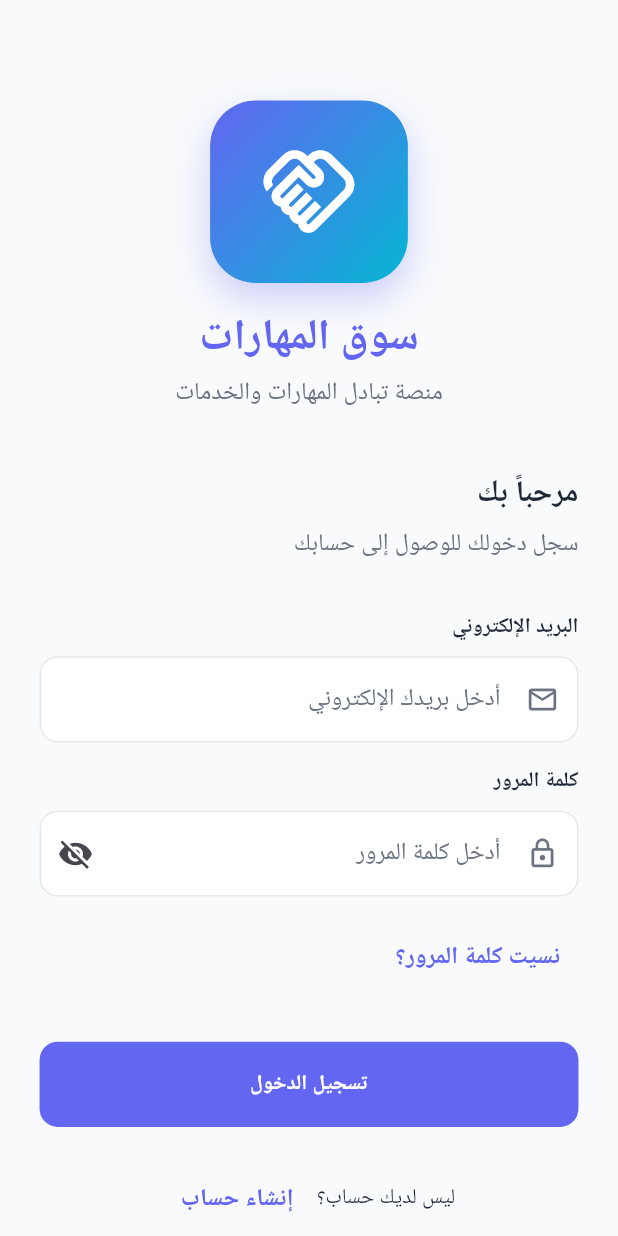
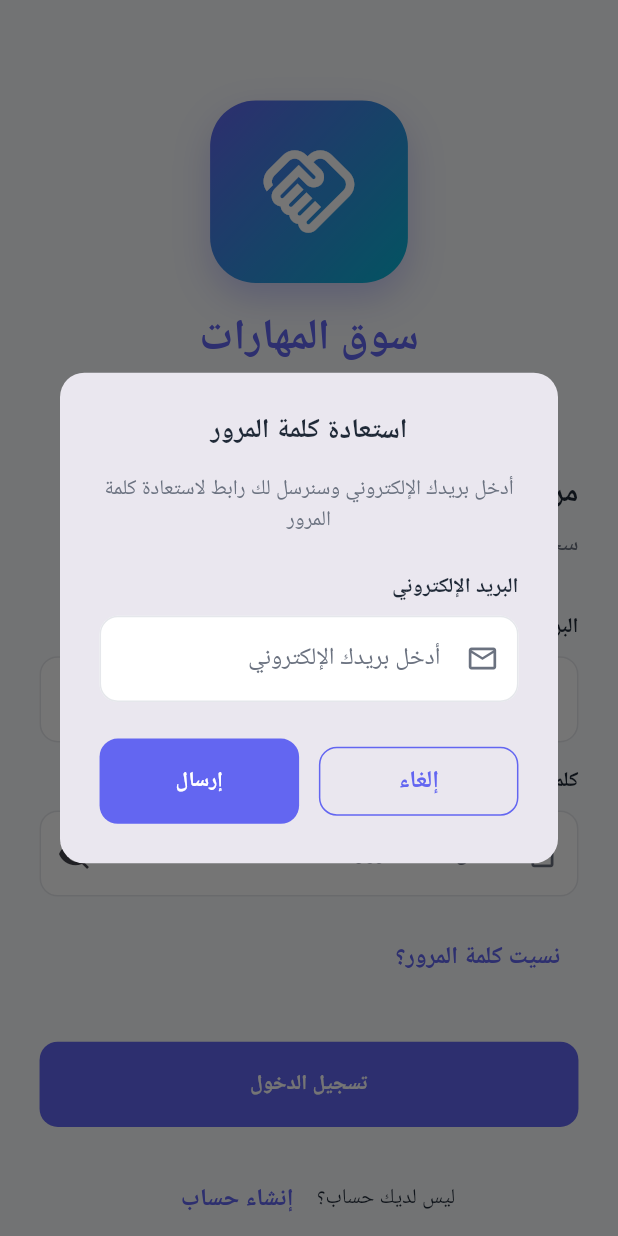
Before and after one commit to alimuthana222/Coding, a Flutter app: the screen it shows after launch, after a tap on "نسيت كلمة المرور؟", on a phone screen of 412 x 824 dp. Run offline on Flutter 3.47's test engine with Material 3 defaults, Android fonts, the phone set to English and light mode, and no system bars; our stand-ins replace animate_do, cached_network_image, flutter_riverpod, flutter_screenutil, go_router, google_fonts and 1 more; accounts and stored records are empty; Roboto replaces fonts that are missing (Cairo).

Commit message:
Fix UI consistency and implement forgot password functionality
Co-authored-by: alimuthana222 <153876752+alimuthana222@users.noreply.github.com>

```diff
--- a/lib/features/auth/views/login_view.dart
+++ b/lib/features/auth/views/login_view.dart
@@ -6,6 +6,7 @@ import 'package:go_router/go_router.dart';
 import '../../../core/theme/app_theme.dart';
 import '../../../shared/widgets/custom_text_field.dart';
 import '../../../shared/widgets/loading_button.dart';
+import '../../../shared/widgets/forgot_password_dialog.dart';
 import '../providers/auth_provider.dart';
 import '../models/auth_state.dart';
 import '../../../generated/l10n.dart';
@@ -214,7 +215,10 @@ class _LoginViewState extends ConsumerState<LoginView> {
                     alignment: Alignment.centerRight,
                     child: TextButton(
                       onPressed: () {
-                        // TODO: Implement forgot password
+                        showDialog(
+                          context: context,
+                          builder: (context) => const ForgotPasswordDialog(),
+                        );
                       },
                       child: Text(l10n.forgotPassword),
                     ),
--- /dev/null
+++ b/lib/shared/widgets/forgot_password_dialog.dart
@@ -0,0 +1,124 @@
+import 'package:flutter/material.dart';
+import 'package:flutter_riverpod/flutter_riverpod.dart';
+import 'package:flutter_screenutil/flutter_screenutil.dart';
+import '../../core/theme/app_theme.dart';
+import '../../features/auth/providers/auth_provider.dart';
+import '../../features/auth/models/auth_state.dart';
+import 'custom_text_field.dart';
+import 'loading_button.dart';
+
+class ForgotPasswordDialog extends ConsumerStatefulWidget {
+  const ForgotPasswordDialog({super.key});
+
+  @override
+  ConsumerState<ForgotPasswordDialog> createState() => _ForgotPasswordDialogState();
+}
+
+class _ForgotPasswordDialogState extends ConsumerState<ForgotPasswordDialog> {
+  final _formKey = GlobalKey<FormState>();
+  final _emailController = TextEditingController();
+
+  @override
+  void dispose() {
+    _emailController.dispose();
+    super.dispose();
+  }
+
+  void _handleResetPassword() {
+    if (_formKey.currentState!.validate()) {
+      ref.read(authNotifierProvider.notifier).resetPassword(_emailController.text.trim());
+    }
+  }
+
+  @override
+  Widget build(BuildContext context) {
+    final authState = ref.watch(authNotifierProvider);
+
+    ref.listen(authNotifierProvider, (previous, next) {
+      if (next is AuthSuccess) {
+        ScaffoldMessenger.of(context).showSnackBar(
+          SnackBar(
+            content: Text(next.message),
+            backgroundColor: AppTheme.successColor,
+          ),
+        );
+        Navigator.of(context).pop();
+      } else if (next is AuthError) {
+        ScaffoldMessenger.of(context).showSnackBar(
+          SnackBar(
+            content: Text(next.message),
+            backgroundColor: AppTheme.errorColor,
+          ),
+        );
+      }
+    });
+
+    return Dialog(
+      shape: RoundedRectangleBorder(
+        borderRadius: BorderRadius.circular(16.r),
+      ),
+      child: Padding(
+        padding: EdgeInsets.all(24.w),
+        child: Form(
+          key: _formKey,
+          child: Column(
+            mainAxisSize: MainAxisSize.min,
+            children: [
+              Text(
+                'استعادة كلمة المرور',
+                style: Theme.of(context).textTheme.headlineSmall?.copyWith(
+                  fontWeight: FontWeight.bold,
+                ),
+                textAlign: TextAlign.center,
+              ),
+              SizedBox(height: 16.h),
+              Text(
+                'أدخل بريدك الإلكتروني وسنرسل لك رابط لاستعادة كلمة المرور',
+                style: Theme.of(context).textTheme.bodyMedium?.copyWith(
+                  color: AppTheme.textSecondaryColor,
+                ),
+                textAlign: TextAlign.center,
+              ),
+              SizedBox(height: 24.h),
+              CustomTextField(
+                controller: _emailController,
+                label: 'البريد الإلكتروني',
+                hintText: 'أدخل بريدك الإلكتروني',
+                keyboardType: TextInputType.emailAddress,
+                prefixIcon: Icons.email_outlined,
+                validator: (value) {
+                  if (value == null || value.isEmpty) {
+                    return 'يرجى إدخال البريد الإلكتروني';
+                  }
+                  if (!RegExp(r'^[\w-\.]+@([\w-]+\.)+[\w-]{2,4}$').hasMatch(value)) {
+                    return 'يرجى إدخال بريد إلكتروني صحيح';
+                  }
+                  return null;
+                },
+              ),
+              SizedBox(height: 24.h),
+              Row(
+                children: [
+                  Expanded(
+                    child: OutlinedButton(
+                      onPressed: () => Navigator.of(context).pop(),
+                      child: Text('إلغاء'),
+                    ),
+                  ),
+                  SizedBox(width: 12.w),
+                  Expanded(
+                    child: LoadingButton(
+                      onPressed: _handleResetPassword,
+                      isLoading: authState is AuthLoading,
+                      text: 'إرسال',
+                    ),
+                  ),
+                ],
+              ),
+            ],
+          ),
+        ),
+      ),
+    );
+  }
+}
```
Also changed, not shown: lib/features/auth/providers/auth_provider.dart (+10 -0 lines), lib/features/auth/services/auth_service.dart (+18 -0 lines), lib/features/home/views/home_view.dart (+63 -33 lines), lib/shared/widgets/main_navigation.dart (+8 -8 lines), 1 other file.
